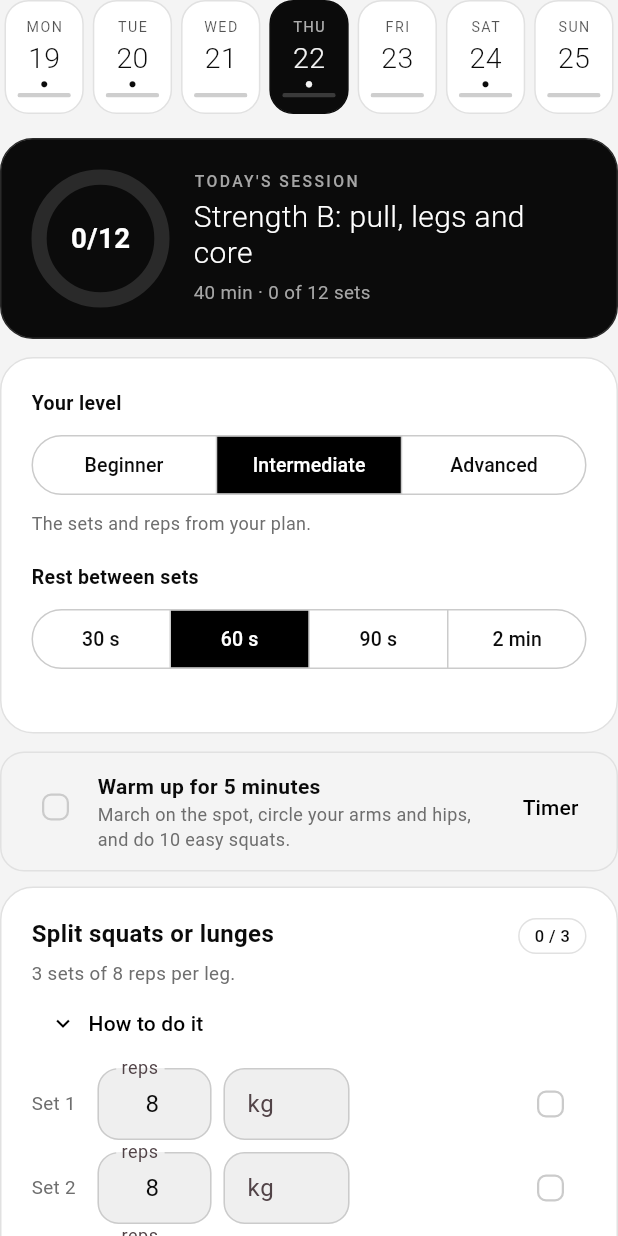
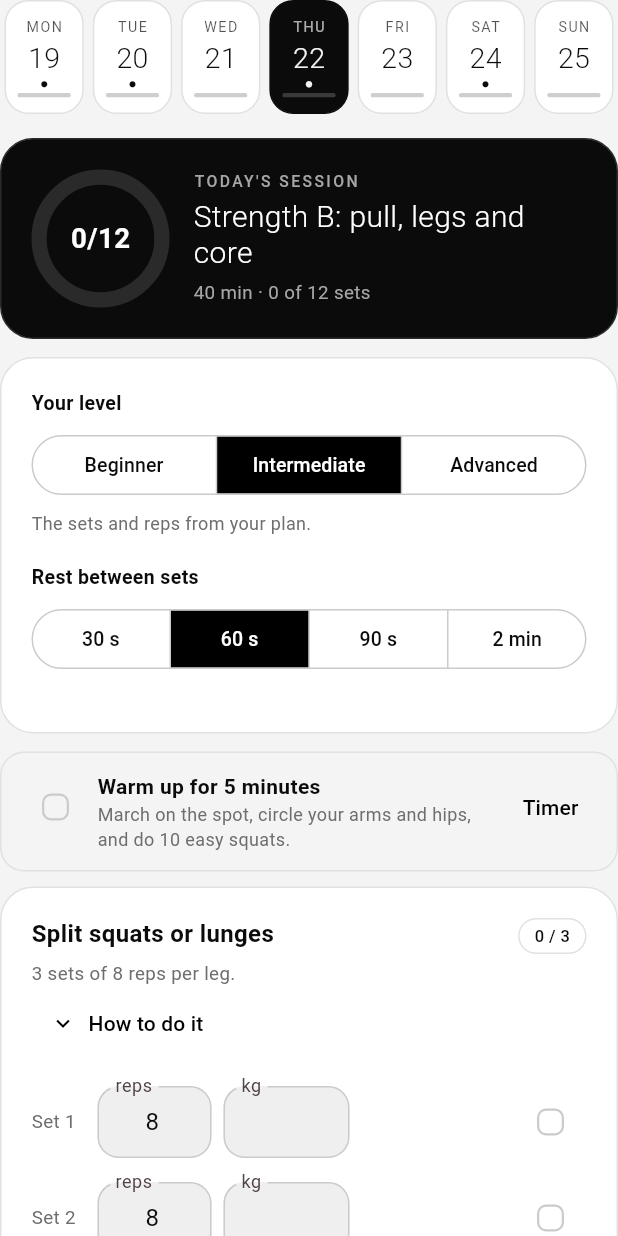
Before and after one commit to usamatech1/pureburn, a Flutter app: the WorkoutPage widget shown alone on an empty page, opened directly, on a phone screen of 412 x 824 dp. Run offline on Flutter 3.47's test engine with Material 3 defaults, Android fonts, the phone set to English and light mode, and no system bars; our stand-ins replace flutter_local_notifications, google_sign_in, local_auth, pedometer, permission_handler, share_plus and 2 more; missing offline and left inert: dart:html; accounts and stored records are empty.

Commit message:
Workout player: give set fields room so the reps label no longer overlaps
Co-Authored-By: Claude Sonnet 5.5 <noreply@anthropic.com>
Claude-Session: https://claude.ai/code/session_01UnSAGRW2TjAb1brdbYaeEo

```diff
--- a/lib/workout_pages.dart
+++ b/lib/workout_pages.dart
@@ -183,7 +183,7 @@ class _WorkoutPageState extends State<WorkoutPage> {
   Widget _setRow(ExItem e, int n, String date, int i, List<SetLog> l) {
     final s = l[i];
     return Padding(
-      padding: const EdgeInsets.only(bottom: 8),
+      padding: const EdgeInsets.only(top: 12, bottom: 4),
       child: Row(children: [
         SizedBox(width: 44, child: Text('Set ${i + 1}', style: TextStyle(color: muted(context), fontSize: 12.5))),
         SizedBox(
@@ -193,7 +193,7 @@ class _WorkoutPageState extends State<WorkoutPage> {
             initialValue: '${s.reps}',
             keyboardType: TextInputType.number,
             textAlign: TextAlign.center,
-            decoration: InputDecoration(isDense: true, labelText: e.hold ? 'sec' : 'reps'),
+            decoration: InputDecoration(isDense: true, labelText: e.hold ? 'sec' : 'reps', floatingLabelBehavior: FloatingLabelBehavior.always, contentPadding: const EdgeInsets.symmetric(horizontal: 8, vertical: 12)),
             onChanged: (v) {
               s.reps = int.tryParse(v) ?? s.reps;
               app.persist();
@@ -208,7 +208,7 @@ class _WorkoutPageState extends State<WorkoutPage> {
             initialValue: s.kg == 0 ? '' : tidy(s.kg),
             keyboardType: const TextInputType.numberWithOptions(decimal: true),
             textAlign: TextAlign.center,
-            decoration: const InputDecoration(isDense: true, labelText: 'kg'),
+            decoration: const InputDecoration(isDense: true, labelText: 'kg', floatingLabelBehavior: FloatingLabelBehavior.always, contentPadding: EdgeInsets.symmetric(horizontal: 8, vertical: 12)),
             onChanged: (v) {
               s.kg = double.tryParse(v.replaceAll(',', '.')) ?? 0;
               app.persist();
```
